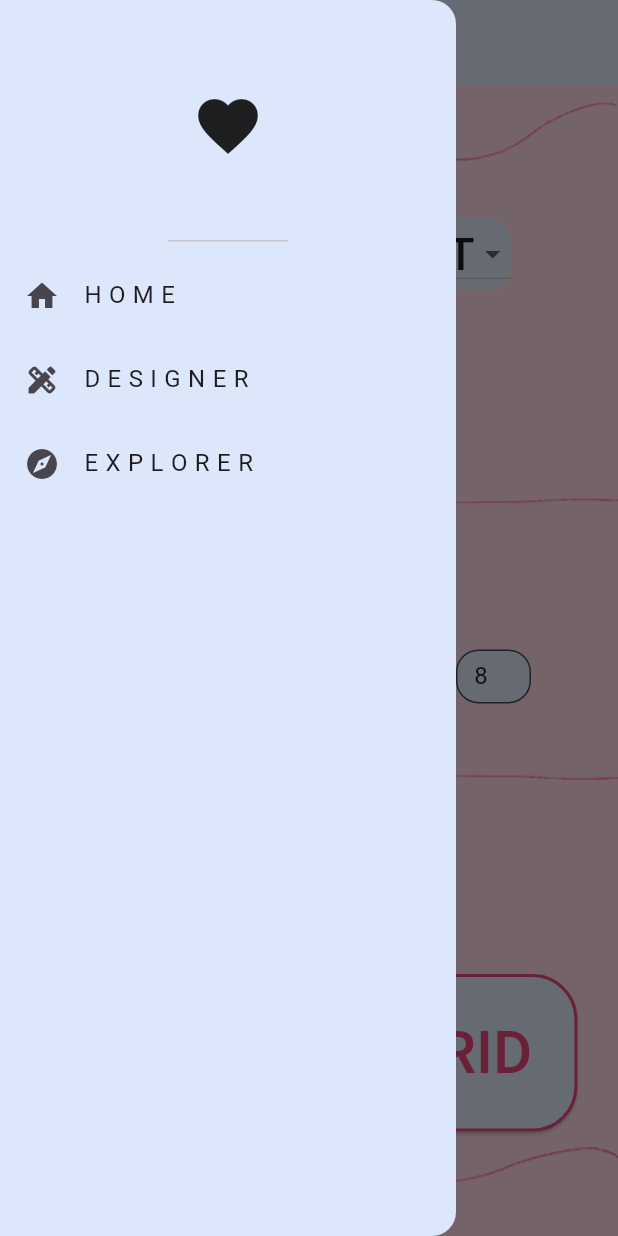
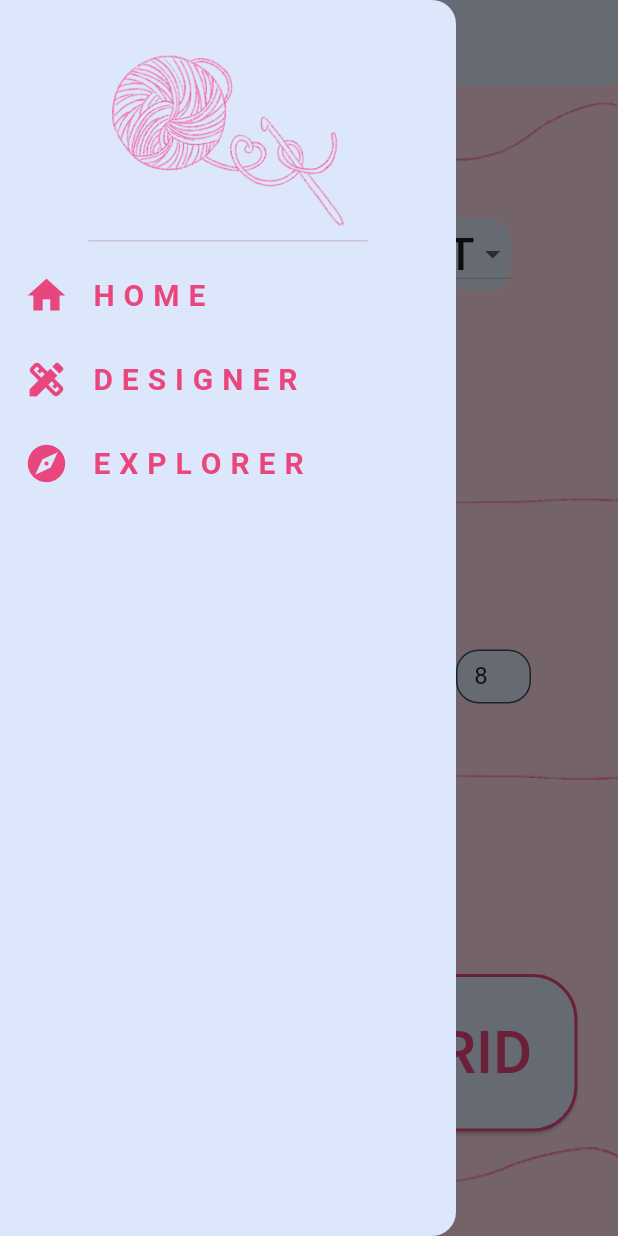
Before and after one commit to Ayesha-Jan/stitch-atlas, a Flutter app: the Designer screen opened by its route, with the side drawer open, on a phone screen of 412 x 824 dp. Run offline on Flutter 3.47's test engine with Material 3 defaults, Android fonts, the phone set to English and light mode, and no system bars; our stand-ins replace flutter_colorpicker, flutter_map, flutter_svg, latlong2.

Commit message:
Updated drawer design

```diff
--- a/lib/pages/designer.dart
+++ b/lib/pages/designer.dart
@@ -35,30 +35,60 @@ class _DesignerState extends State<Designer> {
         child: Column(
           children: [
             DrawerHeader(
-                child: Icon(
-                  Icons.favorite,
-                  size: 48,
+                child: Image(
+                  image: AssetImage('assets/images/designs/crochet.png'),
+                  fit: BoxFit.contain,
                 )
             ),
             ListTile(
-              leading: Icon(Icons.home),
-              title: Text("H O M E"),
+              leading: Icon(
+                Icons.home,
+                size: 30,
+                color: Color(0xFFEA467E),
+              ),
+              title: Text(
+                "H O M E",
+                style: TextStyle(
+                    fontSize: 20,
+                    color: Color(0xFFEA467E),
+                    fontWeight: FontWeight.bold
+                ),
+              ),
               onTap: () {
                 Navigator.pop(context);
                 Navigator.pushNamed(context, '/home');
               },
             ),
             ListTile(
-              leading: Icon(Icons.design_services),
-              title: Text("D E S I G N E R"),
+              leading: Icon(
+                Icons.design_services,
+                size: 30,
+                color: Color(0xFFEA467E),
+              ),
+              title: Text(
+                "D E S I G N E R",
+                style: TextStyle(
+                    fontSize: 20,
+                    color: Color(0xFFEA467E),
+                    fontWeight: FontWeight.bold
+                ),),
               onTap: () {
                 Navigator.pop(context);
                 Navigator.pushNamed(context, '/designer');
               },
             ),
             ListTile(
-              leading: Icon(Icons.explore),
-              title: Text("E X P L O R E R"),
+              leading: Icon(
+                Icons.explore,
+                size: 30,
+                color: Color(0xFFEA467E),),
+              title: Text(
+                "E X P L O R E R",
+                style: TextStyle(
+                    fontSize: 20,
+                    color: Color(0xFFEA467E),
+                    fontWeight: FontWeight.bold
+                ),),
               onTap: () {
                 Navigator.pop(context);
                 Navigator.pushNamed(context, '/explorer');
```
Also changed, not shown: lib/pages/explorer.dart (+42 -10 lines), lib/pages/grid.dart (+39 -9 lines), lib/pages/home.dart (+39 -9 lines).
